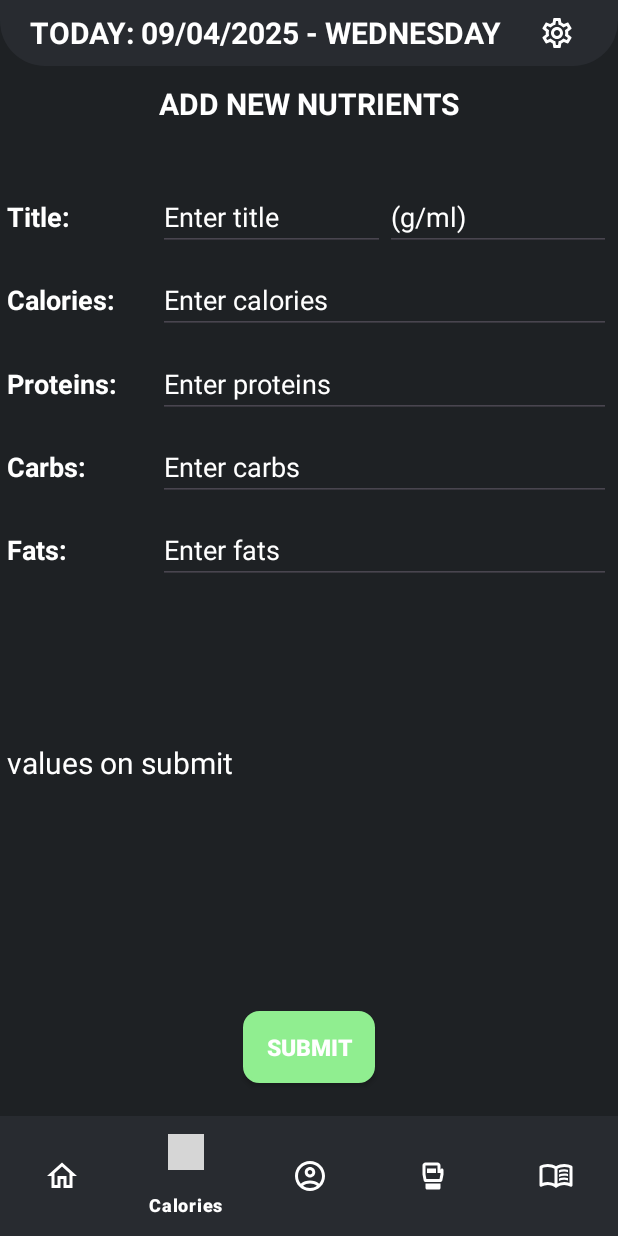
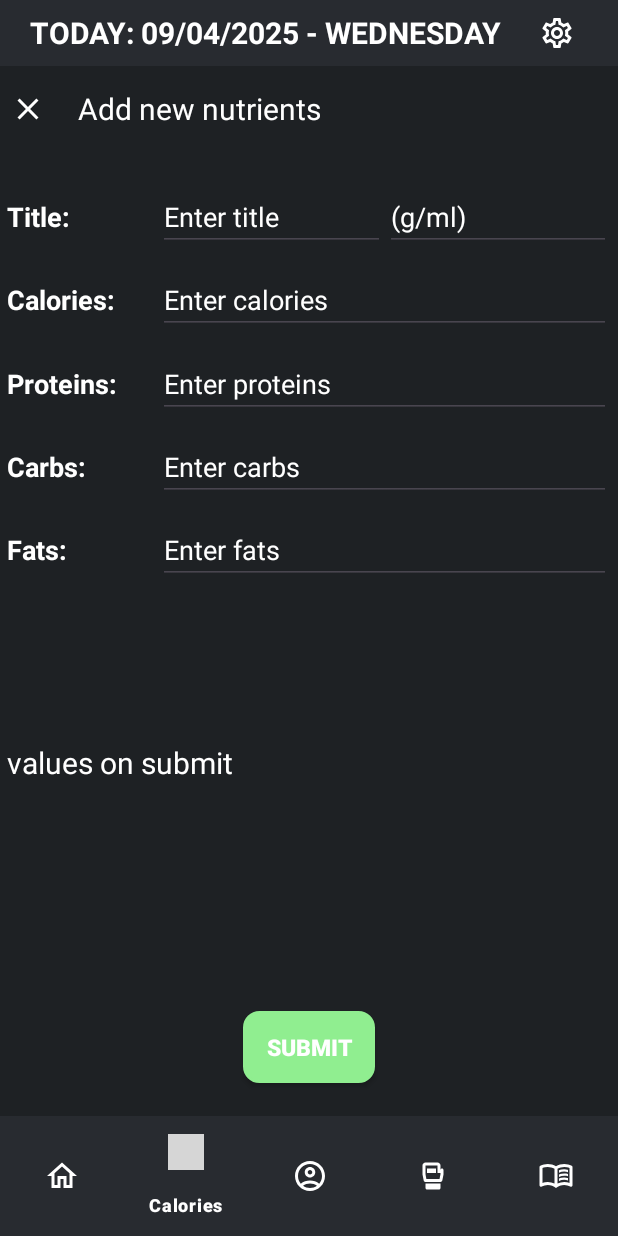
Before and after one commit to fajni/Personal-Workout-App, an Android app: the screen it shows after launch (MainActivityFragment), after a tap on an icon or button, on a phone screen of 412 x 824 dp. Run offline under Robolectric (Android 15) with nearby library versions, the phone set to English and light mode, and no system bars; our stand-ins replace Room's generated code; grey boxes are pictures that could not be loaded.

Commit message:
Added close btn on Add/Update Food

```diff
--- a/app/src/main/java/com/example/myapplication/adapter/FoodAdapter.kt
+++ b/app/src/main/java/com/example/myapplication/adapter/FoodAdapter.kt
@@ -36,6 +36,7 @@ class FoodAdapter (private var mealsList: ArrayList<FoodData>, private val foodV
         val carbs: TextView = mealView.findViewById(R.id.mealCarbsValue)
         val fats: TextView = mealView.findViewById(R.id.mealFatsValue)
         val deleteBtn: ImageButton = mealView.findViewById(R.id.deleteFood)
+        val seeDetails: TextView = mealView.findViewById(R.id.textSeeDetails)
     }
 
     override fun onCreateViewHolder(parent: ViewGroup, viewType: Int): MyViewHolder {
@@ -102,6 +103,11 @@ class FoodAdapter (private var mealsList: ArrayList<FoodData>, private val foodV
                 }
                 .show()
         }
+
+        holder.seeDetails.setOnClickListener {
+            Toast.makeText(holder.itemView.context, "Details for - " + mealsList[position].title, Toast.LENGTH_SHORT).show()
+        }
+
     }
 
     override fun getItemCount(): Int {
--- a/app/src/main/java/com/example/myapplication/fragments/FoodAddFragment.kt
+++ b/app/src/main/java/com/example/myapplication/fragments/FoodAddFragment.kt
@@ -15,6 +15,7 @@ import androidx.lifecycle.ViewModelProvider
 import com.example.myapplication.R
 import com.example.myapplication.data.models.FoodData
 import com.example.myapplication.data.viewmodel.FoodViewModel
+import com.google.android.material.bottomnavigation.BottomNavigationView
 import java.text.SimpleDateFormat
 import java.util.Calendar
 
@@ -32,6 +33,8 @@ class FoodAddFragment : Fragment() {
     private lateinit var date: String
 
     private lateinit var submitBtn: Button
+
+    private lateinit var closeBtn: ImageButton
 
     private fun checkBlankFields(): Boolean {
 
@@ -83,6 +86,7 @@ class FoodAddFragment : Fragment() {
         foodViewModel = ViewModelProvider(this)[FoodViewModel::class.java]
 
         submitBtn = view.findViewById<Button>(R.id.submit)
+        closeBtn = view.findViewById<ImageButton>(R.id.btnCloseAddFood)
 
         title = view.findViewById<EditText>(R.id.addTitle)
         titleValue = view.findViewById<EditText>(R.id.addTitleValue)
@@ -129,6 +133,15 @@ class FoodAddFragment : Fragment() {
             }
         }
 
+        closeBtn.setOnClickListener {
+
+            requireActivity().findViewById<BottomNavigationView>(R.id.bottomNavigationView).selectedItemId = R.id.food
+
+            parentFragmentManager.beginTransaction()
+                .replace(R.id.mainFrameLayout, FoodFragment())
+                .commit()
+        }
+
         // Set ADD Button to VISIBLE
         val addBtn = requireActivity().findViewById<ImageButton>(R.id.addBtn)
         addBtn.isVisible = false
--- /dev/null
+++ b/app/src/main/res/drawable/close.xml
@@ -0,0 +1,13 @@
+<vector
+    xmlns:android="http://schemas.android.com/apk/res/android"
+    android:height="24dp"
+    android:tint="@color/white"
+    android:viewportHeight="24"
+    android:viewportWidth="24"
+    android:width="24dp">
+
+    <path
+        android:fillColor="@android:color/white"
+        android:pathData="M19,6.41L17.59,5 12,10.59 6.41,5 5,6.41 10.59,12 5,17.59 6.41,19 12,13.41 17.59,19 19,17.59 13.41,12z"/>
+
+</vector>
--- a/app/src/main/res/layout/activity_main_fragment.xml
+++ b/app/src/main/res/layout/activity_main_fragment.xml
@@ -22,7 +22,7 @@
 
         android:orientation="horizontal"
 
-        android:background="@drawable/rounded_bottom"
+        android:background="@color/discord_color1"
         >
 
         <TextView
--- a/app/src/main/res/layout/fragment_add_food.xml
+++ b/app/src/main/res/layout/fragment_add_food.xml
@@ -8,18 +8,46 @@
     android:paddingHorizontal="2pt"
     >
 
+    <LinearLayout
+        android:layout_width="match_parent"
+        android:layout_height="wrap_content"
+
+        android:orientation="horizontal"
+        >
+
+    <ImageButton
+        android:id="@+id/btnCloseAddFood"
+
+        android:layout_width="wrap_content"
+        android:layout_height="wrap_content"
+
+        android:paddingHorizontal="15sp"
+        android:paddingVertical="5sp"
+
+        android:src="@drawable/close"
+        android:background="@android:color/transparent"
+
+        android:layout_weight="1"
+        />
+
     <TextView
         android:layout_width="match_parent"
         android:layout_height="wrap_content"
 
-        android:layout_gravity="top"
+        android:layout_gravity="center"
 
-        android:text="ADD NEW NUTRIENTS"
+        android:layout_marginStart="20sp"
+
+        android:text="Add new nutrients"
         android:textSize="20sp"
         android:textColor="@color/white"
-        android:textStyle="bold"
-        android:textAlignment="center"
+        android:textStyle="normal"
+        android:textAlignment="textStart"
+
+        android:layout_weight="1"
         />
+
+    </LinearLayout>
 
     <LinearLayout
 
```
Also changed, not shown: app/src/main/java/com/example/myapplication/fragments/FoodUpdateFragment.kt (+13 -0 lines), app/src/main/res/layout/food_item.xml (+19 -0 lines), app/src/main/res/layout/fragment_update_food.xml (+36 -8 lines), 2 other files.
